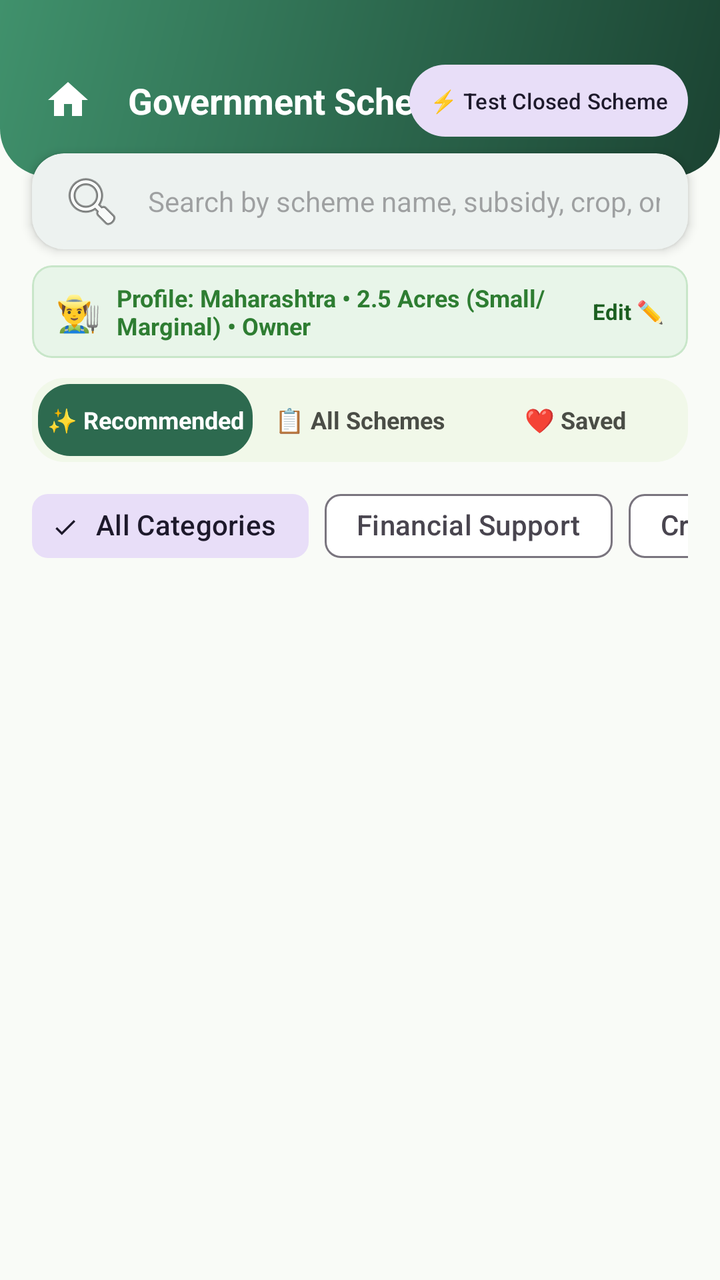
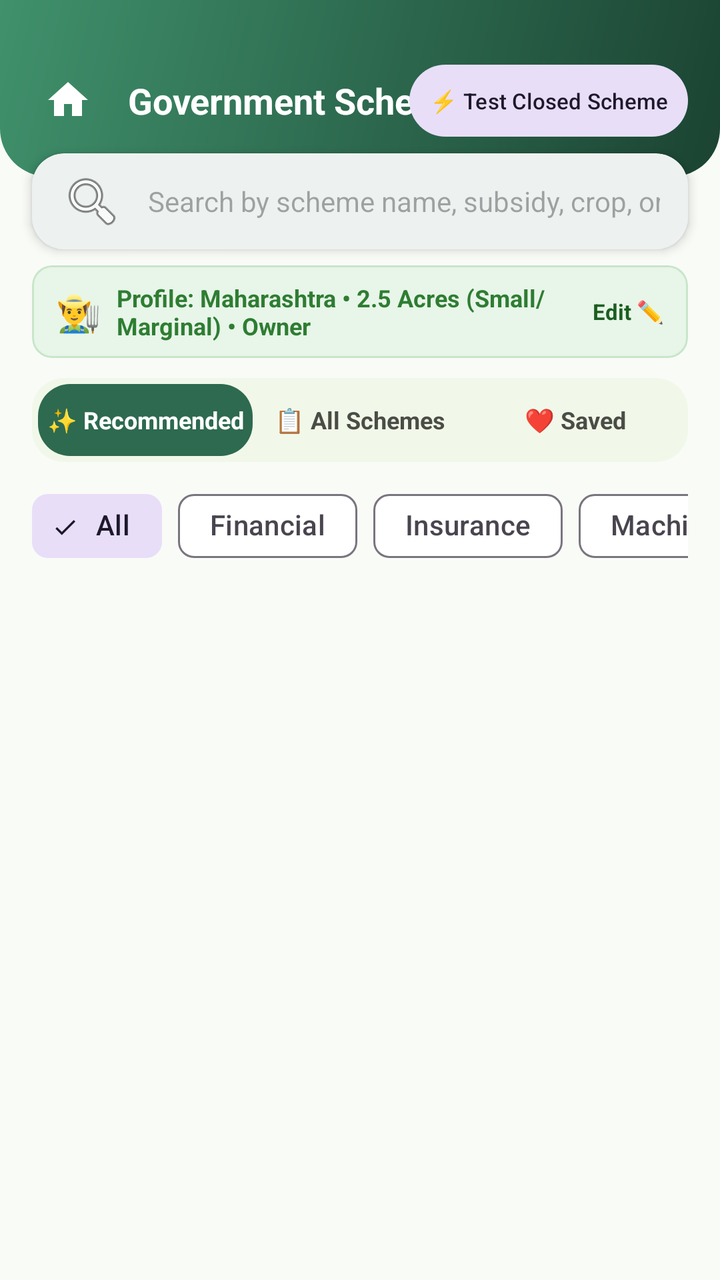

Two renders of the same Android screen: before a commit and after it. Below are the layout's source before the change and the commit's diff.
<!-- AndroidManifest.xml: application theme Theme.AgroSmart -->
<!-- res/layout/activity_scheme.xml -->
<?xml version="1.0" encoding="utf-8"?>
<LinearLayout xmlns:android="http://schemas.android.com/apk/res/android"
    xmlns:app="http://schemas.android.com/apk/res-auto"
    xmlns:tools="http://schemas.android.com/tools"
    android:layout_width="match_parent"
    android:layout_height="match_parent"
    android:background="@color/bg_warm_cream"
    android:orientation="vertical">

    
    <androidx.constraintlayout.widget.ConstraintLayout
        android:layout_width="match_parent"
        android:layout_height="wrap_content"
        android:background="@drawable/bg_gradient_header"
        android:paddingStart="16dp"
        android:paddingTop="32dp"
        android:paddingEnd="16dp"
        android:paddingBottom="20dp">

        <ImageView
            android:id="@+id/btnBack"
            android:layout_width="36dp"
            android:layout_height="36dp"
            android:background="?attr/selectableItemBackgroundBorderless"
            android:contentDescription="Back"
            android:padding="6dp"
            android:src="@drawable/ic_nav_home"
            app:layout_constraintStart_toStartOf="parent"
            app:layout_constraintTop_toTopOf="parent"
            app:tint="@color/white" />

        <TextView
            android:id="@+id/tvHeaderTitle"
            android:layout_width="wrap_content"
            android:layout_height="wrap_content"
            android:layout_marginStart="12dp"
            android:text="Government Schemes (PS 5.3)"
            android:textColor="@color/white"
            android:textSize="18sp"
            android:textStyle="bold"
            app:layout_constraintBottom_toBottomOf="@+id/btnBack"
            app:layout_constraintStart_toEndOf="@+id/btnBack"
            app:layout_constraintTop_toTopOf="@+id/btnBack" />

        
        <com.google.android.material.button.MaterialButton
            android:id="@+id/btnToggleClosedDemo"
            style="@style/Widget.Material3.Button.TonalButton"
            android:layout_width="wrap_content"
            android:layout_height="36dp"
            android:insetTop="0dp"
            android:insetBottom="0dp"
            android:paddingStart="10dp"
            android:paddingEnd="10dp"
            android:text="⚡ Test Closed Scheme"
            android:textSize="11sp"
            app:layout_constraintBottom_toBottomOf="@+id/tvHeaderTitle"
            app:layout_constraintEnd_toEndOf="parent"
            app:layout_constraintTop_toTopOf="@+id/tvHeaderTitle" />
    </androidx.constraintlayout.widget.ConstraintLayout>

    
    <com.google.android.material.card.MaterialCardView
        style="@style/Widget.AgroSmart.Card"
        android:layout_width="match_parent"
        android:layout_height="wrap_content"
        android:layout_marginStart="16dp"
        android:layout_marginTop="-12dp"
        android:layout_marginEnd="16dp">

        <EditText
            android:id="@+id/etSearchScheme"
            android:layout_width="match_parent"
            android:layout_height="48dp"
            android:background="@android:color/transparent"
            android:drawableStart="@android:drawable/ic_menu_search"
            android:drawablePadding="12dp"
            android:hint="Search by scheme name, subsidy, crop, or ministry..."
            android:imeOptions="actionSearch"
            android:inputType="text"
            android:paddingStart="14dp"
            android:paddingEnd="14dp"
            android:textColor="@color/text_primary"
            android:textSize="14sp" />
    </com.google.android.material.card.MaterialCardView>

    
    <com.google.android.material.card.MaterialCardView
        android:id="@+id/cardFarmerProfileBanner"
        android:layout_width="match_parent"
        android:layout_height="wrap_content"
        android:layout_marginStart="16dp"
        android:layout_marginTop="8dp"
        android:layout_marginEnd="16dp"
        android:clickable="true"
        android:focusable="true"
        app:cardBackgroundColor="#E8F5E9"
        app:cardCornerRadius="10dp"
        app:cardElevation="0dp"
        app:strokeColor="#C8E6C9"
        app:strokeWidth="1dp">

        <LinearLayout
            android:layout_width="match_parent"
            android:layout_height="wrap_content"
            android:gravity="center_vertical"
            android:orientation="horizontal"
            android:paddingStart="12dp"
            android:paddingTop="8dp"
            android:paddingEnd="12dp"
            android:paddingBottom="8dp">

            <TextView
                android:layout_width="wrap_content"
                android:layout_height="wrap_content"
                android:text="👨‍🌾"
                android:textSize="18sp" />

            <TextView
                android:id="@+id/tvProfileSummary"
                android:layout_width="0dp"
                android:layout_height="wrap_content"
                android:layout_marginStart="8dp"
                android:layout_weight="1"
                android:text="Profile: Maharashtra • 2.5 Acres (Small/Marginal) • Owner"
                android:textColor="#2E7D32"
                android:textSize="12sp"
                android:textStyle="bold" />

            <TextView
                android:layout_width="wrap_content"
                android:layout_height="wrap_content"
                android:text="Edit ✏️"
                android:textColor="#1B5E20"
                android:textSize="11sp"
                android:textStyle="bold" />
        </LinearLayout>
    </com.google.android.material.card.MaterialCardView>

    
    <LinearLayout
        android:layout_width="match_parent"
        android:layout_height="wrap_content"
        android:layout_marginStart="16dp"
        android:layout_marginTop="10dp"
        android:layout_marginEnd="16dp"
        android:background="@drawable/bg_rounded_card"
        android:backgroundTint="#F1F8E9"
        android:orientation="horizontal"
        android:padding="3dp">

        <TextView
            android:id="@+id/tabRecommended"
            android:layout_width="0dp"
            android:layout_height="36dp"
            android:layout_weight="1"
            android:background="@drawable/bg_rounded_card"
            android:backgroundTint="@color/forest_green_primary"
            android:gravity="center"
            android:text="✨ Recommended"
            android:textColor="@color/white"
            android:textSize="12sp"
            android:textStyle="bold" />

        <TextView
            android:id="@+id/tabAllSchemes"
            android:layout_width="0dp"
            android:layout_height="36dp"
            android:layout_weight="1"
            android:background="@android:color/transparent"
            android:gravity="center"
            android:text="📋 All Schemes"
            android:textColor="@color/text_secondary"
            android:textSize="12sp"
            android:textStyle="bold" />

        <TextView
            android:id="@+id/tabSavedSchemes"
            android:layout_width="0dp"
            android:layout_height="36dp"
            android:layout_weight="1"
            android:background="@android:color/transparent"
            android:gravity="center"
            android:text="❤️ Saved"
            android:textColor="@color/text_secondary"
            android:textSize="12sp"
            android:textStyle="bold" />
    </LinearLayout>

    
    <HorizontalScrollView
        android:layout_width="match_parent"
        android:layout_height="wrap_content"
        android:paddingStart="16dp"
        android:paddingTop="8dp"
        android:paddingEnd="16dp"
        android:paddingBottom="4dp"
        android:scrollbars="none">

        <com.google.android.material.chip.ChipGroup
            android:id="@+id/chipGroupSchemeCategories"
            android:layout_width="wrap_content"
            android:layout_height="wrap_content"
            app:checkedChip="@+id/chipAll"
            app:selectionRequired="true"
            app:singleLine="true"
            app:singleSelection="true">

            <com.google.android.material.chip.Chip
                android:id="@+id/chipAll"
                style="@style/Widget.Material3.Chip.Filter"
                android:layout_width="wrap_content"
                android:layout_height="wrap_content"
                android:checked="true"
                android:text="All Categories" />

            <com.google.android.material.chip.Chip
                android:id="@+id/chipFinancial"
                style="@style/Widget.Material3.Chip.Filter"
                android:layout_width="wrap_content"
                android:layout_height="wrap_content"
                android:text="Financial Support" />

            <com.google.android.material.chip.Chip
                android:id="@+id/chipInsurance"
                style="@style/Widget.Material3.Chip.Filter"
                android:layout_width="wrap_content"
                android:layout_height="wrap_content"
                android:text="Crop Insurance" />

            <com.google.android.material.chip.Chip
                android:id="@+id/chipMachinery"
                style="@style/Widget.Material3.Chip.Filter"
                android:layout_width="wrap_content"
                android:layout_height="wrap_content"
                android:text="Farm Machinery" />

            <com.google.android.material.chip.Chip
                android:id="@+id/chipIrrigation"
                style="@style/Widget.Material3.Chip.Filter"
                android:layout_width="wrap_content"
                android:layout_height="wrap_content"
                android:text="Irrigation &amp; Water" />

            <com.google.android.material.chip.Chip
                android:id="@+id/chipCredit"
                style="@style/Widget.Material3.Chip.Filter"
                android:layout_width="wrap_content"
                android:layout_height="wrap_content"
                android:text="Agricultural Credit" />

            <com.google.android.material.chip.Chip
                android:id="@+id/chipSoilHealth"
                style="@style/Widget.Material3.Chip.Filter"
                android:layout_width="wrap_content"
                android:layout_height="wrap_content"
                android:text="Soil Health" />
        </com.google.android.material.chip.ChipGroup>
    </HorizontalScrollView>

    
    <LinearLayout
        android:id="@+id/layoutEmptyState"
        android:layout_width="match_parent"
        android:layout_height="wrap_content"
        android:layout_marginTop="32dp"
        android:gravity="center"
        android:orientation="vertical"
        android:padding="24dp"
        android:visibility="gone">

        <TextView
            android:layout_width="wrap_content"
            android:layout_height="wrap_content"
            android:text="🏛️"
            android:textSize="48sp" />

        <TextView
            android:id="@+id/tvEmptyTitle"
            android:layout_width="wrap_content"
            android:layout_height="wrap_content"
            android:layout_marginTop="12dp"
            android:text="No Schemes Found"
            android:textColor="@color/text_primary"
            android:textSize="16sp"
            android:textStyle="bold" />

        <TextView
            android:id="@+id/tvEmptyMessage"
            android:layout_width="wrap_content"
            android:layout_height="wrap_content"
            android:layout_marginTop="4dp"
            android:gravity="center"
            android:text="Try adjusting your search keywords or category filters."
            android:textColor="@color/text_muted"
            android:textSize="13sp" />
    </LinearLayout>

    
    <androidx.recyclerview.widget.RecyclerView
        android:id="@+id/rvSchemes"
        android:layout_width="match_parent"
        android:layout_height="match_parent"
        android:clipToPadding="false"
        android:paddingStart="16dp"
        android:paddingTop="6dp"
        android:paddingEnd="16dp"
        android:paddingBottom="24dp" />

</LinearLayout>
<!-- resources referenced by this layout -->
<resources>
  <color name="bg_warm_cream">#F9FBF7</color>
  <color name="forest_green_primary">#2D6A4F</color>
  <color name="text_muted">#73796E</color>
  <color name="text_primary">#1A1C19</color>
  <color name="text_secondary">#4A4D46</color>
  <color name="white">#FFFFFF</color>
  <!-- drawable bg_gradient_header (drawable) -->
  <?xml version="1.0" encoding="utf-8"?>
  <shape xmlns:android="http://schemas.android.com/apk/res/android"
      android:shape="rectangle">
      <gradient
          android:angle="135"
          android:startColor="@color/forest_green_dark"
          android:centerColor="@color/forest_green_primary"
          android:endColor="@color/forest_green_light"
          android:type="linear"/>
      <corners
          android:bottomLeftRadius="24dp"
          android:bottomRightRadius="24dp"/>
  </shape>
  <!-- drawable bg_rounded_card (drawable) -->
  <?xml version="1.0" encoding="utf-8"?>
  <shape xmlns:android="http://schemas.android.com/apk/res/android"
      android:shape="rectangle">
      <solid android:color="@color/bg_card_surface" />
      <corners android:radius="16dp" />
  </shape>
  <!-- drawable ic_nav_home (drawable) -->
  <vector xmlns:android="http://schemas.android.com/apk/res/android"
      android:width="24dp"
      android:height="24dp"
      android:viewportWidth="24"
      android:viewportHeight="24">
    <path
        android:fillColor="#FF000000"
        android:pathData="M10,20v-6h4v6h5v-8h3L12,3 2,12h3v8z"/>
  </vector>
  <style name="Widget.AgroSmart.Card" parent="Widget.Material3.CardView.Elevated">
          <item name="cardCornerRadius">16dp</item>
          <item name="cardElevation">3dp</item>
          <item name="strokeWidth">0dp</item>
          <item name="cardBackgroundColor">@color/bg_card_surface</item>
      </style>
  <style name="Theme.AgroSmart" parent="Theme.Material3.DayNight.NoActionBar">
          
          <item name="colorPrimary">@color/forest_green_primary</item>
          <item name="colorPrimaryVariant">@color/forest_green_dark</item>
          <item name="colorOnPrimary">@color/white</item>
          <item name="colorSecondary">@color/leaf_green</item>
          <item name="colorSecondaryVariant">@color/forest_green_light</item>
          <item name="colorOnSecondary">@color/white</item>
  
          
          <item name="android:windowBackground">@color/bg_warm_cream</item>
          <item name="colorSurface">@color/bg_card_surface</item>
          <item name="colorOnSurface">@color/text_primary</item>
  
          
          <item name="android:statusBarColor">@color/forest_green_dark</item>
          <item name="android:windowLightStatusBar">false</item>
          <item name="android:navigationBarColor">@color/white</item>
          <item name="android:windowLightNavigationBar">true</item>
      </style>
  <color name="forest_green_dark">#1B4332</color>
  <color name="forest_green_light">#40916C</color>
  <color name="bg_card_surface">#FFFFFF</color>
  <color name="leaf_green">#52B788</color>
</resources>

<!-- the commit's change to res/layout/activity_scheme.xml (unified diff, before → after) -->
@@ -34,7 +34,7 @@
             android:layout_width="wrap_content"
             android:layout_height="wrap_content"
             android:layout_marginStart="12dp"
-            android:text="Government Schemes (PS 5.3)"
+            android:text="@string/scheme_header_title"
             android:textColor="@color/white"
             android:textSize="18sp"
             android:textStyle="bold"
@@ -52,7 +52,7 @@
             android:insetBottom="0dp"
             android:paddingStart="10dp"
             android:paddingEnd="10dp"
-            android:text="⚡ Test Closed Scheme"
+            android:text="@string/btn_test_closed_demo"
             android:textSize="11sp"
             app:layout_constraintBottom_toBottomOf="@+id/tvHeaderTitle"
             app:layout_constraintEnd_toEndOf="parent"
@@ -75,7 +75,7 @@
             android:background="@android:color/transparent"
             android:drawableStart="@android:drawable/ic_menu_search"
             android:drawablePadding="12dp"
-            android:hint="Search by scheme name, subsidy, crop, or ministry..."
+            android:hint="@string/search_scheme_hint"
             android:imeOptions="actionSearch"
             android:inputType="text"
             android:paddingStart="14dp"
@@ -130,7 +130,7 @@
             <TextView
                 android:layout_width="wrap_content"
                 android:layout_height="wrap_content"
-                android:text="Edit ✏️"
+                android:text="@string/btn_edit"
                 android:textColor="#1B5E20"
                 android:textSize="11sp"
                 android:textStyle="bold" />
@@ -157,7 +157,7 @@
             android:background="@drawable/bg_rounded_card"
             android:backgroundTint="@color/forest_green_primary"
             android:gravity="center"
-            android:text="✨ Recommended"
+            android:text="@string/tab_recommended"
             android:textColor="@color/white"
             android:textSize="12sp"
             android:textStyle="bold" />
@@ -169,7 +169,7 @@
             android:layout_weight="1"
             android:background="@android:color/transparent"
             android:gravity="center"
-            android:text="📋 All Schemes"
+            android:text="@string/tab_all_schemes"
             android:textColor="@color/text_secondary"
             android:textSize="12sp"
             android:textStyle="bold" />
@@ -181,7 +181,7 @@
             android:layout_weight="1"
             android:background="@android:color/transparent"
             android:gravity="center"
-            android:text="❤️ Saved"
+            android:text="@string/tab_saved"
             android:textColor="@color/text_secondary"
             android:textSize="12sp"
             android:textStyle="bold" />
@@ -212,49 +212,49 @@
                 android:layout_width="wrap_content"
                 android:layout_height="wrap_content"
                 android:checked="true"
-                android:text="All Categories" />
+                android:text="@string/chip_all" />
 
             <com.google.android.material.chip.Chip
                 android:id="@+id/chipFinancial"
                 style="@style/Widget.Material3.Chip.Filter"
                 android:layout_width="wrap_content"
                 android:layout_height="wrap_content"
-                android:text="Financial Support" />
+                android:text="@string/chip_financial" />
 
             <com.google.android.material.chip.Chip
                 android:id="@+id/chipInsurance"
                 style="@style/Widget.Material3.Chip.Filter"
                 android:layout_width="wrap_content"
                 android:layout_height="wrap_content"
-                android:text="Crop Insurance" />
+                android:text="@string/chip_insurance" />
 
             <com.google.android.material.chip.Chip
                 android:id="@+id/chipMachinery"
                 style="@style/Widget.Material3.Chip.Filter"
                 android:layout_width="wrap_content"
                 android:layout_height="wrap_content"
-                android:text="Farm Machinery" />
+                android:text="@string/chip_machinery" />
 
             <com.google.android.material.chip.Chip
                 android:id="@+id/chipIrrigation"
                 style="@style/Widget.Material3.Chip.Filter"
                 android:layout_width="wrap_content"
                 android:layout_height="wrap_content"
-                android:text="Irrigation &amp; Water" />
+                android:text="@string/chip_irrigation" />
 
             <com.google.android.material.chip.Chip
                 android:id="@+id/chipCredit"
                 style="@style/Widget.Material3.Chip.Filter"
                 android:layout_width="wrap_content"
                 android:layout_height="wrap_content"
-                android:text="Agricultural Credit" />
+                android:text="@string/chip_credit" />
 
             <com.google.android.material.chip.Chip
                 android:id="@+id/chipSoilHealth"
                 style="@style/Widget.Material3.Chip.Filter"
                 android:layout_width="wrap_content"
                 android:layout_height="wrap_content"
-                android:text="Soil Health" />
+                android:text="@string/chip_soil_health" />
         </com.google.android.material.chip.ChipGroup>
     </HorizontalScrollView>
 
@@ -280,7 +280,7 @@
             android:layout_width="wrap_content"
             android:layout_height="wrap_content"
             android:layout_marginTop="12dp"
-            android:text="No Schemes Found"
+            android:text="@string/no_schemes_found"
             android:textColor="@color/text_primary"
             android:textSize="16sp"
             android:textStyle="bold" />
@@ -291,7 +291,7 @@
             android:layout_height="wrap_content"
             android:layout_marginTop="4dp"
             android:gravity="center"
-            android:text="Try adjusting your search keywords or category filters."
+            android:text="@string/no_schemes_sub"
             android:textColor="@color/text_muted"
             android:textSize="13sp" />
     </LinearLayout>
<!-- resource entries referenced after the edit -->
@@ -37,6 +37,22 @@
         android:fillColor="#FF000000"
         android:pathData="M10,20v-6h4v6h5v-8h3L12,3 2,12h3v8z"/>
   </vector>
+  <string name="btn_edit">Edit ✏️</string>
+  <string name="btn_test_closed_demo">⚡ Test Closed Scheme</string>
+  <string name="chip_all">All</string>
+  <string name="chip_credit">Credit</string>
+  <string name="chip_financial">Financial</string>
+  <string name="chip_insurance">Insurance</string>
+  <string name="chip_irrigation">Irrigation</string>
+  <string name="chip_machinery">Machinery</string>
+  <string name="chip_soil_health">Soil Health</string>
+  <string name="no_schemes_found">No Schemes Found</string>
+  <string name="no_schemes_sub">Try adjusting your filter category or search keyword.</string>
+  <string name="scheme_header_title">Government Schemes (PS 5.3)</string>
+  <string name="search_scheme_hint">Search by scheme name, subsidy, crop, or ministry...</string>
+  <string name="tab_all_schemes">📋 All Schemes</string>
+  <string name="tab_recommended">✨ Recommended</string>
+  <string name="tab_saved">❤️ Saved</string>
   <style name="Widget.AgroSmart.Card" parent="Widget.Material3.CardView.Elevated">
           <item name="cardCornerRadius">16dp</item>
           <item name="cardElevation">3dp</item>
